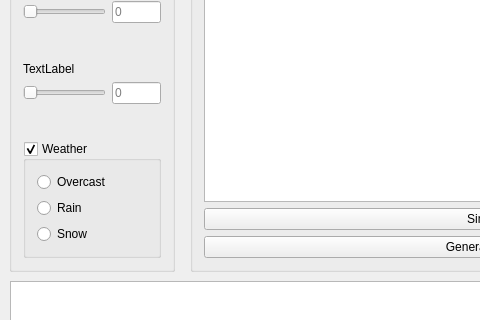
AlexanderJHill/Software-Engineering, file CrowdAnalysys/mainwindow.ui: the form before one commit; both pictures show x 0 to 480 and y 299 to 619 of the 800 by 710 pixel window.
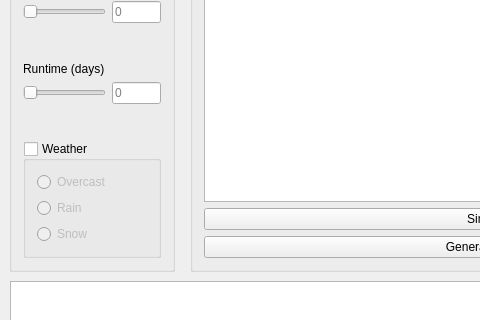
The form after the commit.

Patch:
```diff
--- a/CrowdAnalysys/mainwindow.ui
+++ b/CrowdAnalysys/mainwindow.ui
@@ -227,7 +227,7 @@
      <item>
       <widget class="QLabel" name="label_5">
        <property name="text">
-        <string>TextLabel</string>
+        <string>Runtime (days)</string>
        </property>
       </widget>
      </item>
@@ -276,6 +276,9 @@
        <property name="checkable">
         <bool>true</bool>
        </property>
+       <property name="checked">
+        <bool>false</bool>
+       </property>
        <layout class="QVBoxLayout" name="verticalLayout_2">
         <item>
          <layout class="QHBoxLayout" name="horizontalLayout_6">
```
Left out of the diff: 12 changed lines with no effect on the pictures.
